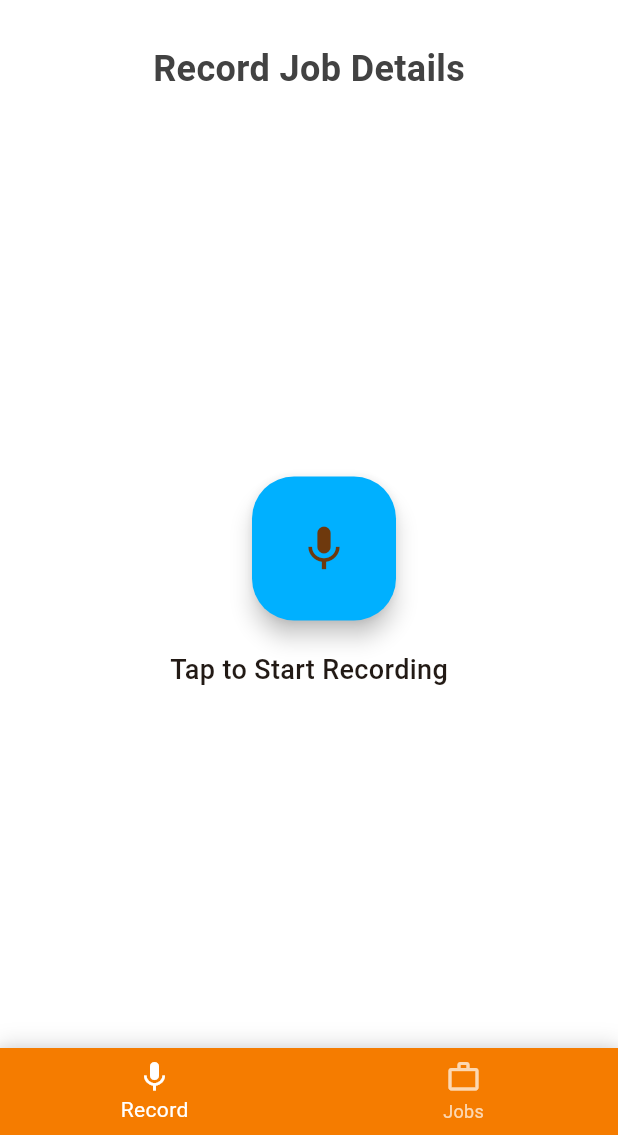
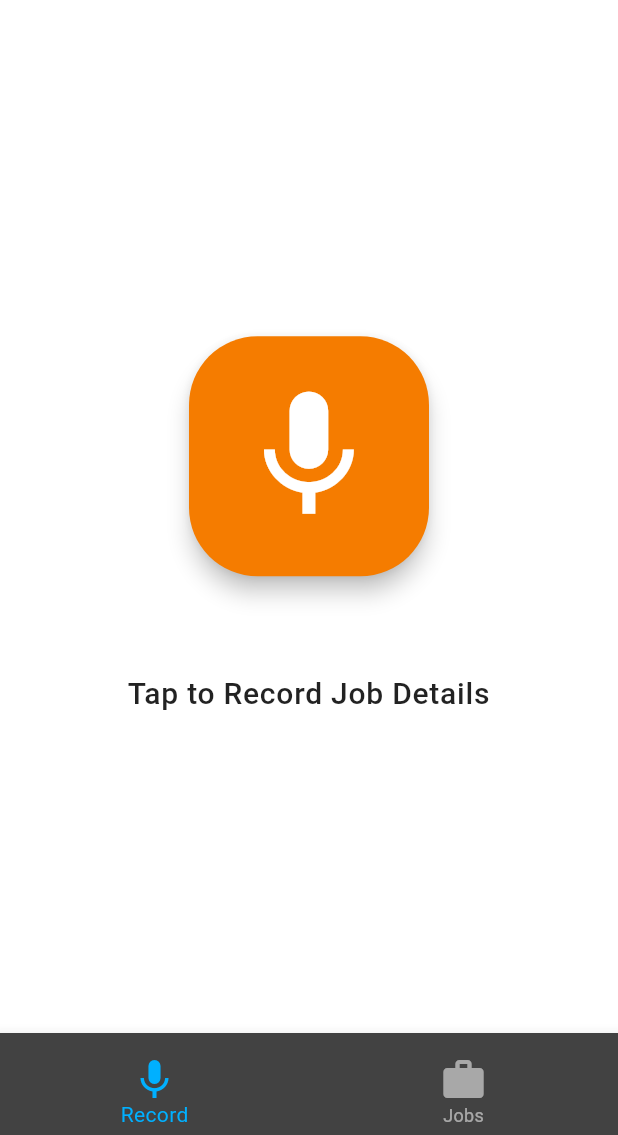
Before and after one commit to mdcanzoneri/TradeWise, a Flutter app: the screen it shows after launch, on a phone screen of 412 x 824 dp, the part 101-1236 px from its top. Run offline on Flutter 3.47's test engine with Material 3 defaults, Android fonts, the phone set to English and light mode, and no system bars; our stand-ins replace permission_handler; missing offline and left inert: record.

Commit message:
Enhanced navigation bar and recording screen UI
- Updated bottom navigation bar styling:
  - Changed to dark gray background (#424242)
  - Added electric blue (#00B0FF) for selected items
  - Increased icon sizes to 32px
  - Improved vertical centering with 8px top padding
  - Fixed overflow issues

- Updated recording screen:
  - Made record button larger (160x160)
  - Changed button color to orange (blue when recording)
  - Improved text size and spacing
  - Centered all elements vertically

```diff
--- a/lib/screens/recording_screen.dart
+++ b/lib/screens/recording_screen.dart
@@ -139,28 +139,30 @@ class _RecordingScreenState extends State<RecordingScreen> {
         centerTitle: true,
       ),
       body: SafeArea(
+        child: Center(
           child: Column(
+            mainAxisAlignment: MainAxisAlignment.center,
             children: [
-            // Title section
-            Padding(
-              padding: const EdgeInsets.fromLTRB(20, 16, 20, 16),
-              child: Text(
-                'Record Job Details',
-                style: TextStyle(
-                  color: AppColors.darkGray,
-                  fontSize: 24,
-                  fontWeight: FontWeight.bold,
+              Container(
+                width: 160,
+                height: 160,
+                child: FittedBox(
+                  child: FloatingActionButton(
+                    onPressed: _toggleRecording,
+                    backgroundColor: _isRecording ? AppColors.electricBlue : AppColors.constructionOrange,
+                    child: Icon(
+                      _isRecording ? Icons.stop : Icons.mic,
+                      size: 36,
+                      color: Colors.white,
                     ),
                   ),
                 ),
-            Expanded(
-              child: Column(
-                mainAxisAlignment: MainAxisAlignment.center,
-                children: [
+              ),
+              const SizedBox(height: 40),
+              if (_isRecording)
                 Row(
                   mainAxisAlignment: MainAxisAlignment.center,
                   children: [
-                      if (_isRecording)
                     FloatingActionButton(
                       onPressed: _togglePause,
                       backgroundColor: Colors.grey[200],
@@ -170,17 +172,6 @@ class _RecordingScreenState extends State<RecordingScreen> {
                       ),
                     ),
                     const SizedBox(width: 20),
-                      FloatingActionButton.large(
-                        onPressed: _toggleRecording,
-                        backgroundColor: _isRecording ? AppColors.constructionOrange : AppColors.electricBlue,
-                        child: Icon(
-                          _isRecording ? Icons.stop : Icons.mic,
-                          size: 36,
-                        ),
-                      ),
-                      if (_isRecording)
-                        const SizedBox(width: 20),
-                      if (_isRecording)
                     FloatingActionButton(
                       onPressed: _toggleRecording,
                       backgroundColor: Colors.grey[200],
@@ -191,22 +182,23 @@ class _RecordingScreenState extends State<RecordingScreen> {
                     ),
                   ],
                 ),
-                  const SizedBox(height: 20),
+              const SizedBox(height: 24),
               Text(
                 _isRecording
                     ? _isPaused
                         ? 'Recording Paused'
                         : 'Recording...'
-                        : 'Tap to Start Recording',
+                    : 'Tap to Record Job Details',
                 style: const TextStyle(
-                      fontSize: 18,
+                  fontSize: 20,
                   fontWeight: FontWeight.w500,
+                  color: Colors.black87,
+                  letterSpacing: 0.5,
                 ),
+                textAlign: TextAlign.center,
               ),
             ],
           ),
-            ),
-          ],
         ),
       ),
       bottomNavigationBar: BottomNavBar(
--- a/lib/widgets/bottom_nav_bar.dart
+++ b/lib/widgets/bottom_nav_bar.dart
@@ -13,35 +13,35 @@ class BottomNavBar extends StatelessWidget {
 
   @override
   Widget build(BuildContext context) {
-    return Container(
-      decoration: BoxDecoration(
-        boxShadow: [
-          BoxShadow(
-            color: Colors.black.withOpacity(0.1),
-            blurRadius: 10,
-            offset: const Offset(0, -5),
-          ),
-        ],
-      ),
-      child: BottomNavigationBar(
+    return BottomNavigationBar(
       currentIndex: currentIndex,
       onTap: onTap,
-        backgroundColor: AppColors.constructionOrange,
-        selectedItemColor: Colors.white,
-        unselectedItemColor: Colors.white70,
+      backgroundColor: AppColors.darkGray,
+      selectedItemColor: AppColors.electricBlue,
+      unselectedItemColor: Colors.white54,
+      selectedIconTheme: const IconThemeData(size: 32),
+      unselectedIconTheme: const IconThemeData(size: 32),
+      selectedLabelStyle: const TextStyle(height: 1.0),
+      unselectedLabelStyle: const TextStyle(height: 1.0),
+      type: BottomNavigationBarType.fixed,
+      elevation: 8,
+      iconSize: 32,
       items: const [
         BottomNavigationBarItem(
-            icon: Icon(Icons.mic_none),
-            activeIcon: Icon(Icons.mic),
+          icon: Padding(
+            padding: EdgeInsets.only(top: 8),
+            child: Icon(Icons.mic),
+          ),
           label: 'Record',
         ),
         BottomNavigationBarItem(
-            icon: Icon(Icons.work_outline),
-            activeIcon: Icon(Icons.work),
+          icon: Padding(
+            padding: EdgeInsets.only(top: 8),
+            child: Icon(Icons.work),
+          ),
           label: 'Jobs',
         ),
       ],
-      ),
     );
   }
 }
```
Lines whose indentation alone changed are shown as unchanged.
